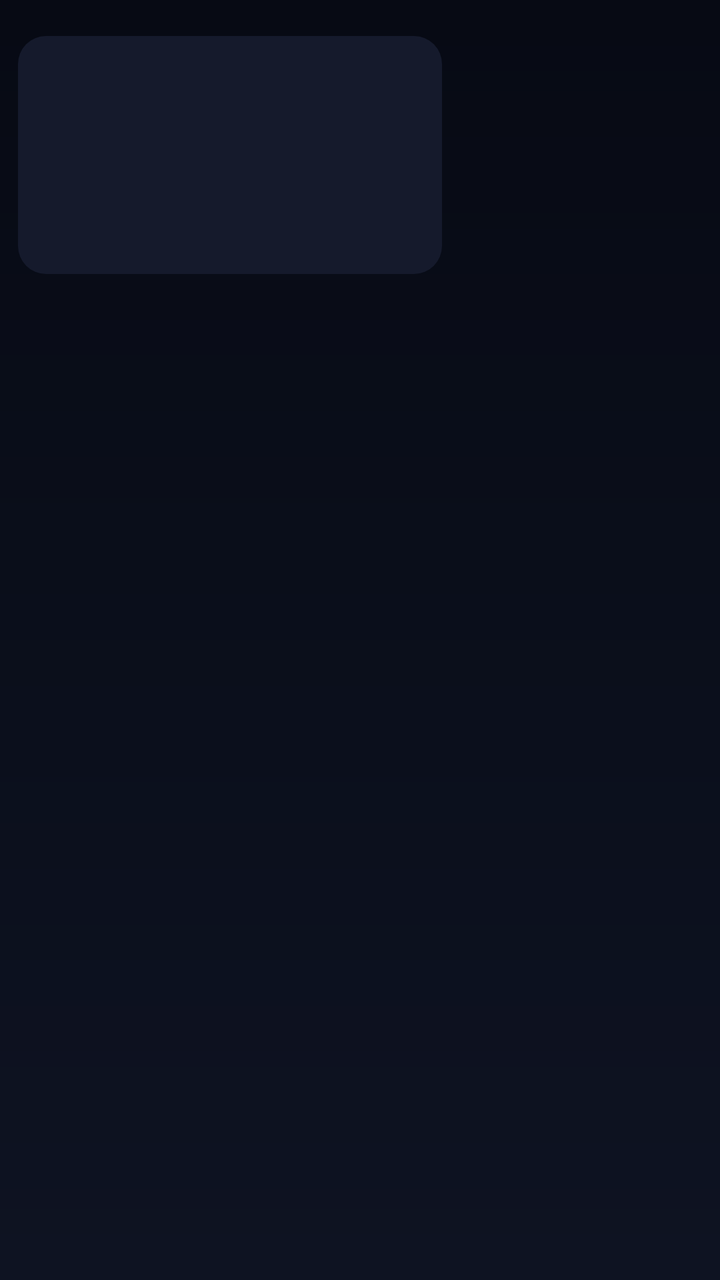
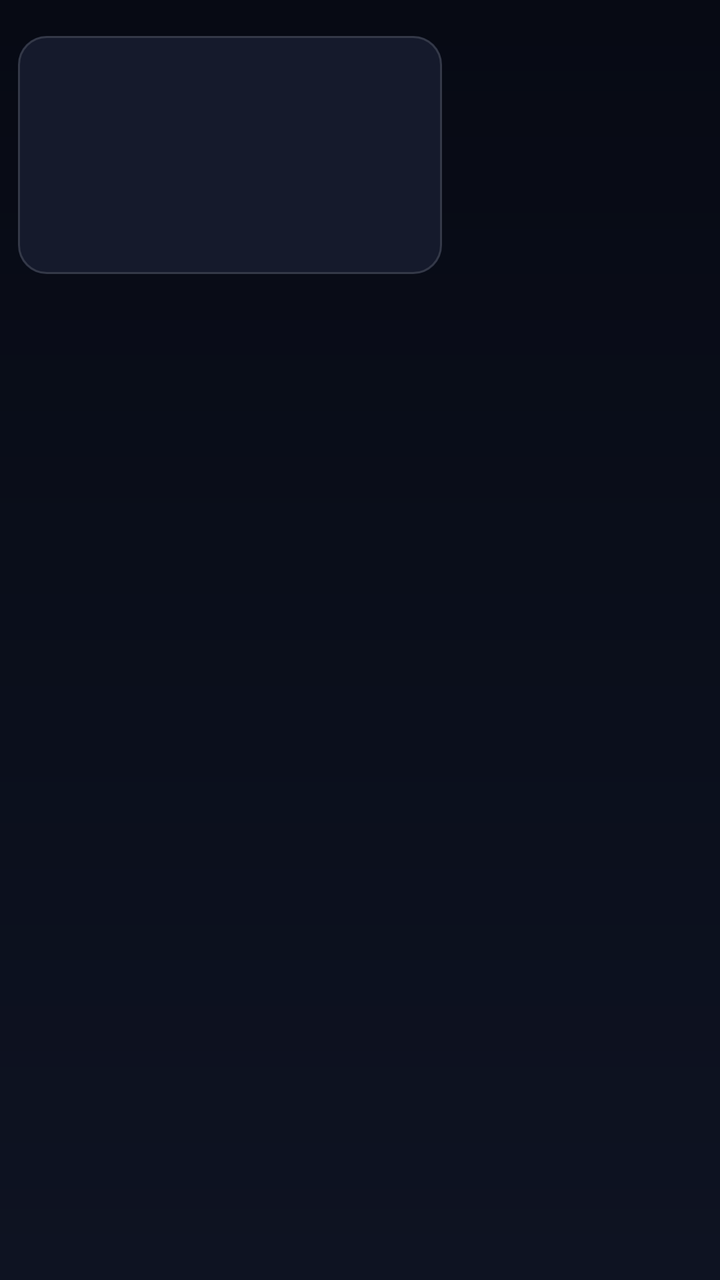

The first picture is an Android layout as it rendered before a commit; the second is the same layout after the commit. The layout source and the unified diff follow.
<!-- AndroidManifest.xml: application theme Theme.EGate -->
<!-- res/layout/item_app.xml -->
<?xml version="1.0" encoding="utf-8"?>
<FrameLayout xmlns:android="http://schemas.android.com/apk/res/android"
    android:layout_width="wrap_content"
    android:layout_height="wrap_content"
    android:paddingHorizontal="9dp"
    android:paddingVertical="18dp"
    android:clipChildren="false"
    android:clipToPadding="false">

    <FrameLayout
        android:id="@+id/card"
        android:layout_width="212dp"
        android:layout_height="119dp"
        android:background="@drawable/card_surface"
        android:focusable="true"
        android:clickable="true">

        <ImageView
            android:id="@+id/banner"
            android:layout_width="match_parent"
            android:layout_height="match_parent"
            android:scaleType="centerCrop"
            android:contentDescription="@null" />

        <FrameLayout
            android:id="@+id/fallback"
            android:layout_width="match_parent"
            android:layout_height="match_parent"
            android:visibility="gone">

            <ImageView
                android:id="@+id/icon"
                android:layout_width="54dp"
                android:layout_height="54dp"
                android:layout_gravity="center"
                android:layout_marginBottom="14dp"
                android:scaleType="fitCenter"
                android:contentDescription="@null" />

            <TextView
                android:id="@+id/label"
                android:layout_width="match_parent"
                android:layout_height="wrap_content"
                android:layout_gravity="bottom"
                android:paddingHorizontal="12dp"
                android:paddingBottom="9dp"
                android:ellipsize="end"
                android:maxLines="1"
                android:textColor="@color/text_primary"
                android:textSize="13sp"
                android:fontFamily="sans-serif-medium" />
        </FrameLayout>
    </FrameLayout>
</FrameLayout>
<!-- resources referenced by this layout -->
<resources>
  <color name="text_primary">#F4F6FB</color>
  <!-- drawable card_surface (drawable) -->
  <?xml version="1.0" encoding="utf-8"?>
  <shape xmlns:android="http://schemas.android.com/apk/res/android" android:shape="rectangle">
      <solid android:color="@color/card" />
      <corners android:radius="14dp" />
  </shape>
  <style name="Theme.EGate" parent="Theme.AppCompat.NoActionBar">
          <item name="android:windowBackground">@drawable/bg_gradient</item>
          <item name="android:statusBarColor">@android:color/transparent</item>
          <item name="android:windowFullscreen">true</item>
          <item name="android:alertDialogTheme">@style/Theme.EGate.Dialog</item>
      </style>
  <color name="card">#151A2C</color>
  <!-- drawable bg_gradient (drawable) -->
  <?xml version="1.0" encoding="utf-8"?>
  <shape xmlns:android="http://schemas.android.com/apk/res/android" android:shape="rectangle">
      <gradient android:angle="270" android:startColor="@color/bg_top" android:endColor="@color/bg_bottom" />
  </shape>
  <style name="Theme.EGate.Dialog" parent="Theme.AppCompat.Dialog.Alert">
          <item name="android:windowBackground">@drawable/dialog_bg</item>
          <item name="android:textColorPrimary">@color/text_primary</item>
          <item name="android:textColor">@color/text_primary</item>
          <item name="android:windowMinWidthMajor">46%</item>
          <item name="android:windowMinWidthMinor">46%</item>
      </style>
  <color name="bg_top">#070A14</color>
  <color name="bg_bottom">#0E1322</color>
  <!-- drawable dialog_bg (drawable) -->
  <?xml version="1.0" encoding="utf-8"?>
  <inset xmlns:android="http://schemas.android.com/apk/res/android" android:inset="16dp">
      <shape android:shape="rectangle">
          <solid android:color="#F2131727" />
          <corners android:radius="18dp" />
          <stroke android:width="1dp" android:color="#22FFFFFF" />
      </shape>
  </inset>
</resources>

<!-- the commit's change to res/layout/item_app.xml (unified diff, before → after) -->
@@ -12,6 +12,7 @@
         android:layout_width="212dp"
         android:layout_height="119dp"
         android:background="@drawable/card_surface"
+        android:foreground="@drawable/focus_ring"
         android:focusable="true"
         android:clickable="true">
 
<!-- resource entries referenced after the edit -->
@@ -7,6 +7,24 @@
       <solid android:color="@color/card" />
       <corners android:radius="14dp" />
   </shape>
+  <!-- drawable focus_ring (drawable) -->
+  <?xml version="1.0" encoding="utf-8"?>
+  <selector xmlns:android="http://schemas.android.com/apk/res/android">
+      <item android:state_focused="true">
+          <shape android:shape="rectangle">
+              <corners android:radius="14dp" />
+              <solid android:color="@android:color/transparent" />
+              <stroke android:width="3dp" android:color="#FFFFFFFF" />
+          </shape>
+      </item>
+      <item>
+          <shape android:shape="rectangle">
+              <corners android:radius="14dp" />
+              <solid android:color="@android:color/transparent" />
+              <stroke android:width="1dp" android:color="#22FFFFFF" />
+          </shape>
+      </item>
+  </selector>
   <style name="Theme.EGate" parent="Theme.AppCompat.NoActionBar">
           <item name="android:windowBackground">@drawable/bg_gradient</item>
           <item name="android:statusBarColor">@android:color/transparent</item>
